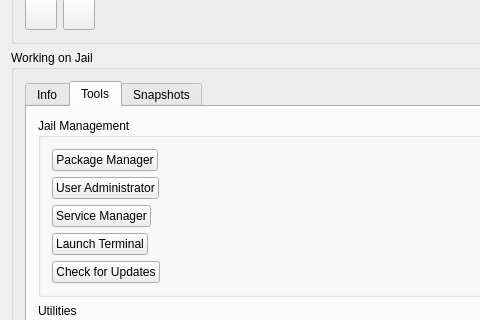
First picture: the form in src-qt4/warden-gui/dialogwarden.ui, repository trueos/pcbsd, before the edit; both pictures show x 0 to 480 and y 261 to 581 of the 786 by 671 pixel window.
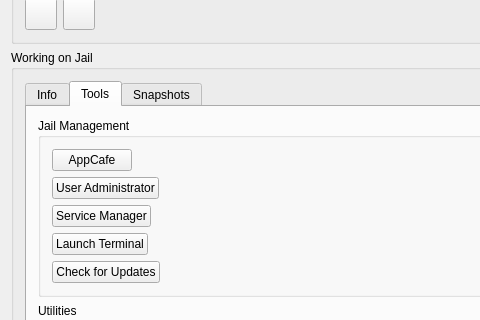
Second picture: the form after the edit. The open tabs and pages were chosen to show the change. Icons and pictures are not drawn.

Commit message: Fix the tooltip / package manager button for warden to use new AppCafe

Patch:
```diff
--- a/src-qt4/warden-gui/dialogwarden.ui
+++ b/src-qt4/warden-gui/dialogwarden.ui
@@ -388,7 +388,7 @@
                 <item>
                  <widget class="QPushButton" name="pushPackageManager">
                   <property name="text">
-                   <string>Package Manager</string>
+                   <string>AppCafe</string>
                   </property>
                   <property name="icon">
                    <iconset resource="warden.qrc">
```
Left out of the diff: 5 changed lines with no effect on the pictures. The commit also changes 1 other file.
